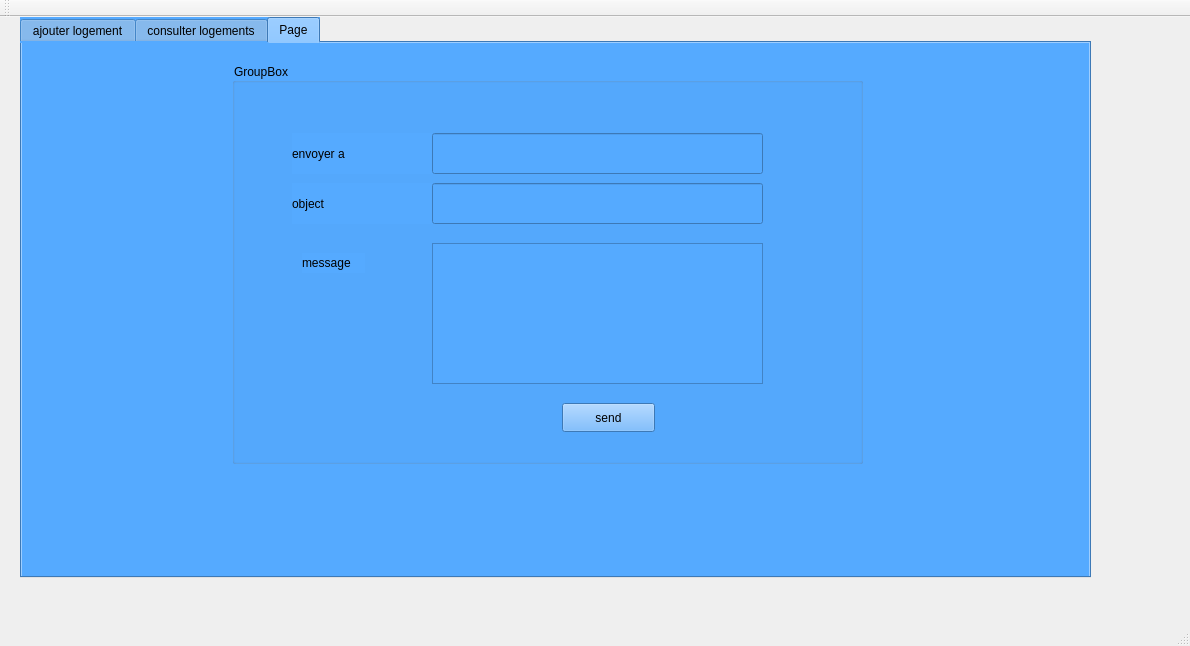
First picture: the form in mainwindow.ui, repository islem-abidi/smart-budiness-travel-agency-2A31, before the edit.
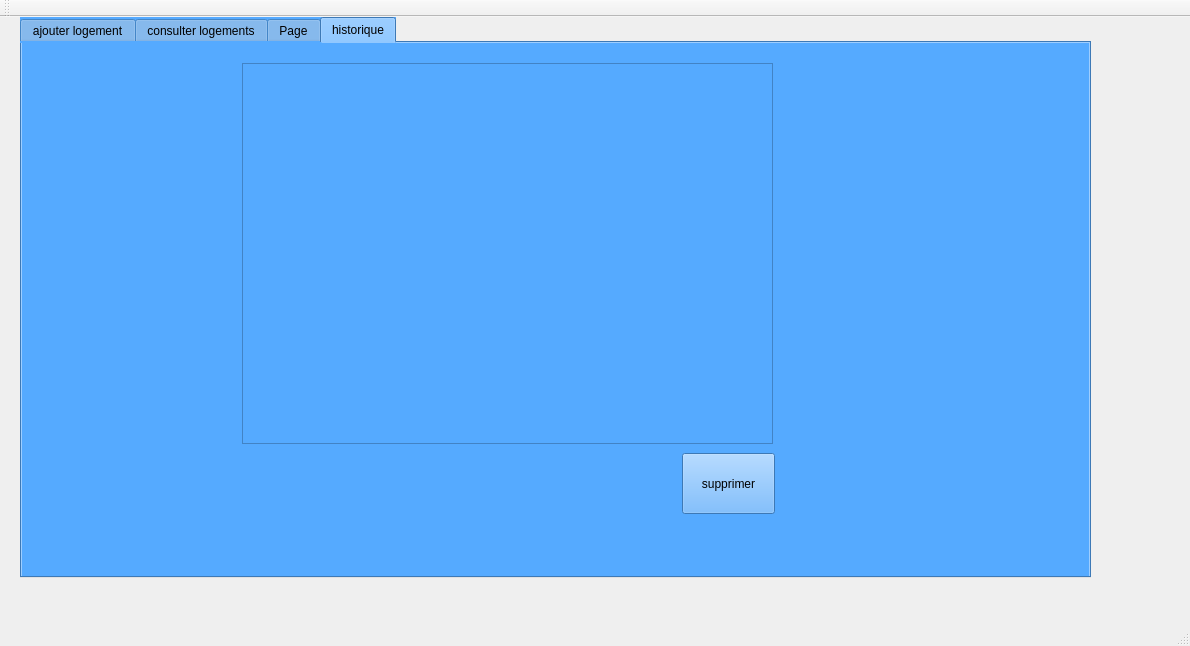
Second picture: the form after the edit.

Patch:
```diff
--- a/mainwindow.ui
+++ b/mainwindow.ui
@@ -28,7 +28,7 @@
 background-color: rgb(85, 170, 255);</string>
     </property>
     <property name="currentIndex">
-     <number>2</number>
+     <number>3</number>
     </property>
     <widget class="QWidget" name="tab">
      <attribute name="title">
@@ -541,6 +541,34 @@
       </widget>
      </widget>
     </widget>
+    <widget class="QWidget" name="tab_3">
+     <attribute name="title">
+      <string>historique</string>
+     </attribute>
+     <widget class="QTableView" name="tableView_historique">
+      <property name="geometry">
+       <rect>
+        <x>220</x>
+        <y>20</y>
+        <width>531</width>
+        <height>381</height>
+       </rect>
+      </property>
+     </widget>
+     <widget class="QPushButton" name="pushButton_supprimer_2">
+      <property name="geometry">
+       <rect>
+        <x>660</x>
+        <y>410</y>
+        <width>93</width>
+        <height>61</height>
+       </rect>
+      </property>
+      <property name="text">
+       <string>supprimer</string>
+      </property>
+     </widget>
+    </widget>
    </widget>
   </widget>
   <widget class="QMenuBar" name="menuBar">
```
